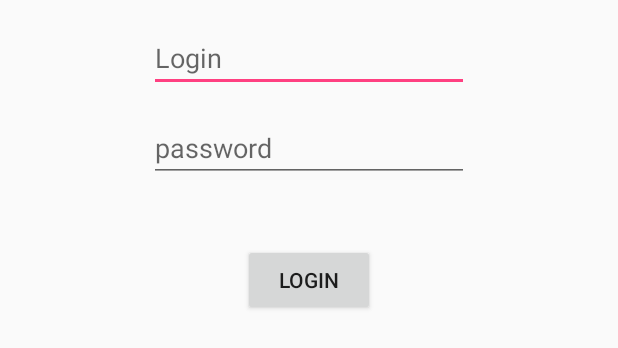
After one commit to ArtiomCX75/GalleryOnMap, an Android app: the layout activity_login.xml on its own in the app's theme, with its tools: preview values and no code run, on a phone screen of 412 x 824 dp. The commit adds this screen. Shown: the top 348 px of the screen. Run offline under Robolectric (Android 15) with nearby library versions, the phone set to English and light mode, and no system bars.

Commit message:
LoginActivity done

```diff
--- /dev/null
+++ b/app/src/main/res/layout/activity_login.xml
@@ -0,0 +1,44 @@
+<?xml version="1.0" encoding="utf-8"?>
+<RelativeLayout xmlns:android="http://schemas.android.com/apk/res/android"
+    xmlns:tools="http://schemas.android.com/tools"
+    android:id="@+id/activity_login"
+    android:layout_width="match_parent"
+    android:layout_height="match_parent"
+    android:paddingBottom="@dimen/activity_vertical_margin"
+    android:paddingLeft="@dimen/activity_horizontal_margin"
+    android:paddingRight="@dimen/activity_horizontal_margin"
+    android:paddingTop="@dimen/activity_vertical_margin"
+    tools:context="com.dmytrobohdanov.galleryonmap.LoginActivity">
+
+    <EditText
+        android:layout_width="wrap_content"
+        android:layout_height="wrap_content"
+        android:id="@+id/login_field"
+        android:layout_alignParentTop="true"
+        android:layout_alignRight="@+id/login_pass"
+        android:layout_alignEnd="@+id/login_pass"
+        android:layout_alignLeft="@+id/login_pass"
+        android:layout_alignStart="@+id/login_pass"
+        android:hint="@string/login_hint" />
+
+    <EditText
+        android:id="@+id/login_pass"
+        android:layout_width="wrap_content"
+        android:layout_height="wrap_content"
+        android:layout_alignParentTop="true"
+        android:layout_centerHorizontal="true"
+        android:layout_marginTop="60dp"
+        android:ems="10"
+        android:inputType="textPassword"
+        android:hint="@string/password_hint" />
+
+    <Button
+        android:id="@+id/login_button"
+        android:layout_width="wrap_content"
+        android:layout_height="wrap_content"
+        android:layout_centerHorizontal="true"
+        android:layout_marginTop="41dp"
+        android:text="@string/login_button_text"
+        android:layout_below="@+id/login_pass" />
+
+</RelativeLayout>
--- a/app/src/main/res/values/strings.xml
+++ b/app/src/main/res/values/strings.xml
@@ -9,4 +9,7 @@
     <string name="menu_full_map">"Full map"</string>
 
     <string name="title_activity_map">Map</string>
+    <string name="login_hint">Login</string>
+    <string name="password_hint">password</string>
+    <string name="login_button_text">Login</string>
 </resources>
```
Also changed, not shown: app/src/main/AndroidManifest.xml (+10 -4 lines), app/src/main/java/com/dmytrobohdanov/galleryonmap/DataBaseHelper.java (+108 -5 lines), app/src/main/java/com/dmytrobohdanov/galleryonmap/Encryptor.java (added, +37 -0 lines), app/src/main/java/com/dmytrobohdanov/galleryonmap/LoginActivity.java (added, +64 -0 lines).
